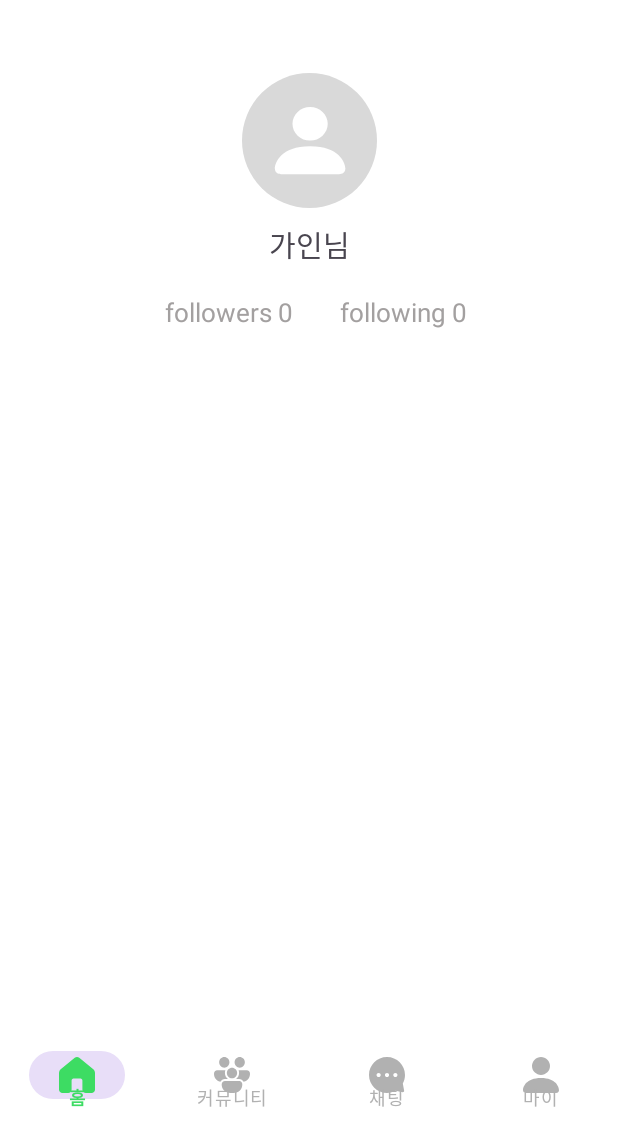
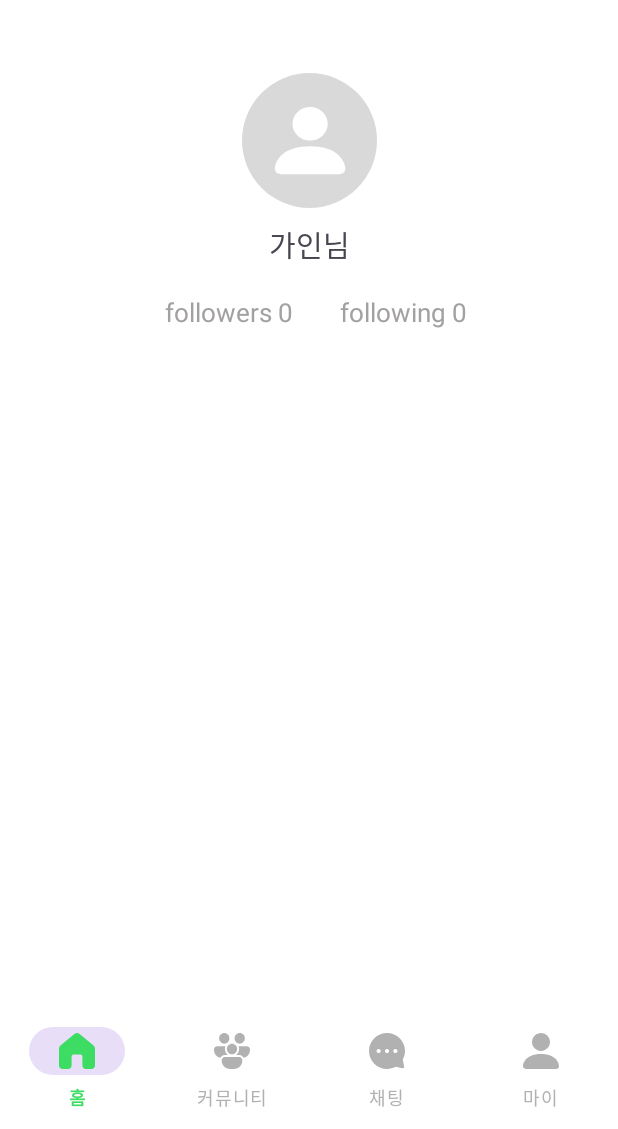
Before and after one commit to Nonabilryo/android0404, an Android app: the MyPageActivity screen opened directly, with no data from a screen before it, on a phone screen of 412 x 824 dp, the part 107-1236 px from its top. Run offline under Robolectric (Android 15) with nearby library versions, the phone set to English and light mode, and no system bars.

Commit message:
하단바 위치 조정

```diff
--- a/app/src/main/java/kr/hs/dgsw/nonabilryo/my/MyPageActivity.kt
+++ b/app/src/main/java/kr/hs/dgsw/nonabilryo/my/MyPageActivity.kt
@@ -12,10 +12,6 @@ class MyPageActivity : AppCompatActivity() {
         super.onCreate(savedInstanceState)
         enableEdgeToEdge()
         setContentView(R.layout.activity_my_page)
-        ViewCompat.setOnApplyWindowInsetsListener(findViewById(R.id.main)) { v, insets ->
-            val systemBars = insets.getInsets(WindowInsetsCompat.Type.systemBars())
-            v.setPadding(systemBars.left, systemBars.top, systemBars.right, systemBars.bottom)
-            insets
-        }
+
     }
 }
--- a/app/src/main/res/drawable/bottom_navigation_color.xml
+++ b/app/src/main/res/drawable/bottom_navigation_color.xml
@@ -1,7 +1,5 @@
 <?xml version="1.0" encoding="utf-8"?>
 <selector xmlns:android="http://schemas.android.com/apk/res/android">
-    <!-- 클릭했을 경우 -->
     <item android:state_checked="true" android:color="#3DDC63" />
-    <!-- 클릭하지 않은 경우 -->
-    <item android:state_checked="false" android:color="#B1B1B1" />
+    <item android:color="#B1B1B1" />
 </selector>
--- a/app/src/main/res/layout/activity_my_page.xml
+++ b/app/src/main/res/layout/activity_my_page.xml
@@ -9,15 +9,6 @@
     android:backgroundTint="#FFFFFF"
     tools:context=".my.MyPageActivity">
 
-    <com.google.android.material.bottomnavigation.BottomNavigationView
-        android:layout_width="match_parent"
-        android:layout_height="?attr/actionBarSize"
-        android:background="#FFFFFF"
-        app:itemIconTint="@drawable/bottom_navigation_color"
-        app:itemTextColor="@drawable/bottom_navigation_color"
-        app:labelVisibilityMode="labeled"
-        app:layout_constraintBottom_toBottomOf="parent"
-        app:menu="@menu/bottom_navi_menu"/>
 
     <ImageView
         android:id="@+id/imageView2"
@@ -97,7 +88,17 @@
         app:layout_constraintStart_toEndOf="@+id/textView7"
         app:layout_constraintTop_toBottomOf="@+id/textView6" />
 
-
+    <com.google.android.material.bottomnavigation.BottomNavigationView
+        android:id="@+id/bottom_navi_bar"
+        android:layout_width="match_parent"
+        android:layout_height="wrap_content"
+        android:layout_alignParentBottom="true"
+        android:background="#FFFFFF"
+        app:itemIconTint="@drawable/bottom_navigation_color"
+        app:itemTextColor="@drawable/bottom_navigation_color"
+        app:labelVisibilityMode="labeled"
+        app:layout_constraintBottom_toBottomOf="parent"
+        app:menu="@menu/bottom_navi_menu" />
 
 
 </androidx.constraintlayout.widget.ConstraintLayout>
--- a/app/src/main/res/menu/bottom_navi_menu.xml
+++ b/app/src/main/res/menu/bottom_navi_menu.xml
@@ -6,25 +6,25 @@
         android:enabled="true"
         android:icon="@drawable/home_page_btn"
         android:title="홈"
-        app:showAsAction="always" />
+        app:showAsAction="ifRoom" />
     <item
         android:id="@+id/comunity"
         android:enabled="true"
         android:icon="@drawable/comunity_page_btn"
         android:title="커뮤니티"
-        app:showAsAction="always"/>
+        app:showAsAction="ifRoom"/>
     <item
         android:id="@+id/chating"
         android:enabled="true"
         android:icon="@drawable/chat_page_btn"
         android:title="채팅"
-        app:showAsAction="always"
+        app:showAsAction="ifRoom"
         />
     <item
         android:id="@+id/my"
         android:enabled="true"
         android:icon="@drawable/my_page_btn"
         android:title="마이"
-        app:showAsAction="always"/>
+        app:showAsAction="ifRoom"/>
 
 </menu>
```
